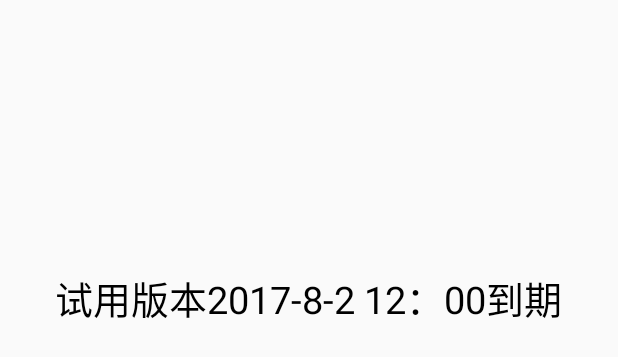
After one commit to yuzelli/FootDelievered, an Android app: the layout activity_ontail.xml on its own in the app's theme, with its tools: preview values and no code run, on a phone screen of 412 x 824 dp. The commit adds this screen. Shown: the top 357 px of the screen. Run offline under Robolectric (Android 15) with nearby library versions, the phone set to English and light mode, and no system bars.

Commit message:
add ontrial

```diff
--- a/app/src/main/java/com/example/yuzelli/fooddelivered/constants/ConstantsUtils.java
+++ b/app/src/main/java/com/example/yuzelli/fooddelivered/constants/ConstantsUtils.java
@@ -29,7 +29,7 @@ public class ConstantsUtils {
 
 
 
-    public static final String ADDRESS_URL = "http://1.plum.applinzi.com/";
+    public static final String ADDRESS_URL = "http://1.mssd.applinzi.com/";
     public static final String USER_LOGIN = "appapi";
     public static final String REGISTER_USER = "appapi/register";
     public static final String NEW_ORDER_LIST = "appapi/get_new_order";
--- a/app/src/main/java/com/example/yuzelli/fooddelivered/view/fragment/PersonalFragment.java
+++ b/app/src/main/java/com/example/yuzelli/fooddelivered/view/fragment/PersonalFragment.java
@@ -131,6 +131,7 @@ public class PersonalFragment extends BaseFragment {
     @Override
     protected void fillData() {
       if (isNeedGetNewOrderListData){
+          orderList.clear();
           getUserOrderList();
       }
         getUserInfo();
--- /dev/null
+++ b/app/src/main/res/layout/activity_ontail.xml
@@ -0,0 +1,29 @@
+<?xml version="1.0" encoding="utf-8"?>
+<RelativeLayout xmlns:android="http://schemas.android.com/apk/res/android"
+    android:layout_width="match_parent"
+    android:layout_height="match_parent"
+    android:orientation="vertical">
+
+
+    <TextView
+        android:id="@+id/textView3"
+        android:layout_width="wrap_content"
+        android:layout_height="wrap_content"
+        android:layout_alignParentTop="true"
+        android:layout_centerHorizontal="true"
+        android:layout_marginTop="179dp"
+        android:text="试用版本2017-8-2 12：00到期"
+        android:textColor="#000000"
+        android:textSize="25sp" />
+
+    <TextView
+
+        android:id="@+id/textView4"
+        android:layout_width="wrap_content"
+        android:layout_height="wrap_content"
+        android:layout_below="@+id/textView3"
+        android:layout_centerHorizontal="true"
+        android:layout_marginTop="20dp"
+        android:textColor="#000000"
+        android:textSize="25sp" />
+</RelativeLayout>
--- a/app/src/main/res/layout/cell_now_order_list.xml
+++ b/app/src/main/res/layout/cell_now_order_list.xml
@@ -13,10 +13,11 @@
         android:layout_centerVertical="true"
         android:layout_marginLeft="10dp"
         android:scaleType="fitXY"
+        android:visibility="gone"
         android:textColor="@color/next_color"
         android:textSize="18sp" />
     <RelativeLayout
-        android:layout_width="wrap_content"
+        android:layout_width="match_parent"
         android:layout_height="70dp"
         android:layout_toLeftOf="@+id/tv_order_where"
         android:layout_centerVertical="true"
--- a/app/src/main/res/layout/cell_order_item.xml
+++ b/app/src/main/res/layout/cell_order_item.xml
@@ -16,10 +16,11 @@
         android:scaleType="fitXY"
         android:textColor="@color/next_color"
         android:src="@drawable/splash7"
+        android:visibility="gone"
         android:textSize="18sp" />
 
     <RelativeLayout
-        android:layout_width="wrap_content"
+        android:layout_width="match_parent"
         android:layout_height="70dp"
         android:layout_toLeftOf="@+id/tv_order_where"
         android:layout_centerVertical="true"
```
Also changed, not shown: app/src/main/java/com/example/yuzelli/fooddelivered/view/activity/OnTrialActivity.java (added, +51 -0 lines).
